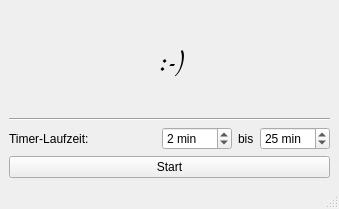
pietr26/HealthNotifier, file wstart.ui: the form before one commit.
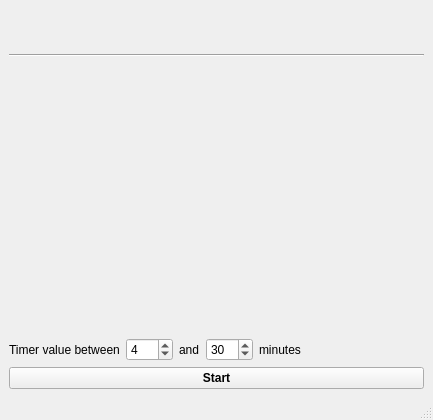
The form after the commit. Icons and pictures are not drawn.

```diff
--- a/wstart.ui
+++ b/wstart.ui
@@ -6,8 +6,8 @@
    <rect>
     <x>0</x>
     <y>0</y>
-    <width>339</width>
-    <height>209</height>
+    <width>433</width>
+    <height>420</height>
    </rect>
   </property>
   <property name="windowTitle">
@@ -16,24 +16,63 @@
   <widget class="QWidget" name="centralwidget">
    <layout class="QVBoxLayout" name="verticalLayout">
     <item>
-     <widget class="QLabel" name="label">
-      <property name="font">
-       <font>
-        <family>Comic Sans MS</family>
-        <pointsize>23</pointsize>
-        <bold>true</bold>
-       </font>
-      </property>
-      <property name="text">
-       <string>:-)</string>
-      </property>
-      <property name="scaledContents">
-       <bool>false</bool>
-      </property>
-      <property name="alignment">
-       <set>Qt::AlignCenter</set>
-      </property>
-     </widget>
+     <layout class="QHBoxLayout" name="horizontalLayout_2">
+      <item>
+       <spacer name="horizontalSpacer_3">
+        <property name="orientation">
+         <enum>Qt::Horizontal</enum>
+        </property>
+        <property name="sizeHint" stdset="0">
+         <size>
+          <width>40</width>
+          <height>20</height>
+         </size>
+        </property>
+       </spacer>
+      </item>
+      <item>
+       <widget class="QLabel" name="lblPicture">
+        <property name="maximumSize">
+         <size>
+          <width>395</width>
+          <height>255</height>
+         </size>
+        </property>
+        <property name="font">
+         <font>
+          <family>Comic Sans MS</family>
+          <pointsize>23</pointsize>
+          <bold>true</bold>
+         </font>
+        </property>
+        <property name="text">
+         <string/>
+        </property>
+        <property name="pixmap">
+         <pixmap resource="rec.qrc">:/data/icon.ico</pixmap>
+        </property>
+        <property name="scaledContents">
+         <bool>true</bool>
+        </property>
+        <property name="alignment">
+         <set>Qt::AlignCenter</set>
+        </property>
+       </widget>
+      </item>
+      <item>
+       <spacer name="horizontalSpacer_2">
+        <property name="orientation">
+         <enum>Qt::Horizontal</enum>
+        </property>
+        <property name="sizeHint" stdset="0">
+         <size>
+          <width>40</width>
+          <height>20</height>
+         </size>
+        </property>
+       </spacer>
+      </item>
+     </layout>
     </item>
     <item>
      <widget class="Line" name="line">
@@ -42,74 +81,87 @@
       </property>
      </widget>
     </item>
+    <item>
+     <spacer name="verticalSpacer">
+      <property name="orientation">
+       <enum>Qt::Vertical</enum>
+      </property>
+      <property name="sizeHint" stdset="0">
+       <size>
+        <width>20</width>
+        <height>40</height>
+       </size>
+      </property>
+     </spacer>
+    </item>
     <item>
      <layout class="QHBoxLayout" name="horizontalLayout">
       <item>
        <widget class="QLabel" name="label_2">
         <property name="text">
-         <string>Timer-Laufzeit:</string>
+         <string>Timer value between</string>
         </property>
        </widget>
       </item>
-      <item>
-       <spacer name="horizontalSpacer">
-        <property name="orientation">
-         <enum>Qt::Horizontal</enum>
-        </property>
-        <property name="sizeHint" stdset="0">
-         <size>
-          <width>40</width>
-          <height>20</height>
-         </size>
-        </property>
-       </spacer>
-      </item>
       <item>
        <widget class="QSpinBox" name="sbxMin">
-        <property name="suffix">
-         <string> min</string>
-        </property>
-        <property name="prefix">
-         <string/>
-        </property>
         <property name="maximum">
-         <number>199</number>
+         <number>500</number>
         </property>
         <property name="value">
-         <number>2</number>
+         <number>4</number>
         </property>
        </widget>
       </item>
       <item>
        <widget class="QLabel" name="label_3">
         <property name="text">
-         <string>bis</string>
+         <string>and</string>
         </property>
        </widget>
       </item>
       <item>
        <widget class="QSpinBox" name="sbxMax">
-        <property name="suffix">
-         <string> min</string>
-        </property>
-        <property name="prefix">
-         <string/>
-        </property>
         <property name="minimum">
          <number>1</number>
         </property>
         <property name="maximum">
-         <number>200</number>
+         <number>500</number>
         </property>
         <property name="value">
-         <number>25</number>
+         <number>30</number>
         </property>
        </widget>
       </item>
+      <item>
+       <widget class="QLabel" name="lblTimerValue3">
+        <property name="text">
+         <string>minutes</string>
+        </property>
+       </widget>
+      </item>
+      <item>
+       <spacer name="horizontalSpacer">
+        <property name="orientation">
+         <enum>Qt::Horizontal</enum>
+        </property>
+        <property name="sizeHint" stdset="0">
+         <size>
+          <width>40</width>
+          <height>20</height>
+         </size>
+        </property>
+       </spacer>
+      </item>
      </layout>
     </item>
     <item>
      <widget class="QPushButton" name="btnStart">
+      <property name="font">
+       <font>
+        <bold>true</bold>
+       </font>
+      </property>
       <property name="text">
        <string>Start</string>
       </property>
```
Left out of the diff: 10 changed lines with no effect on the pictures.
